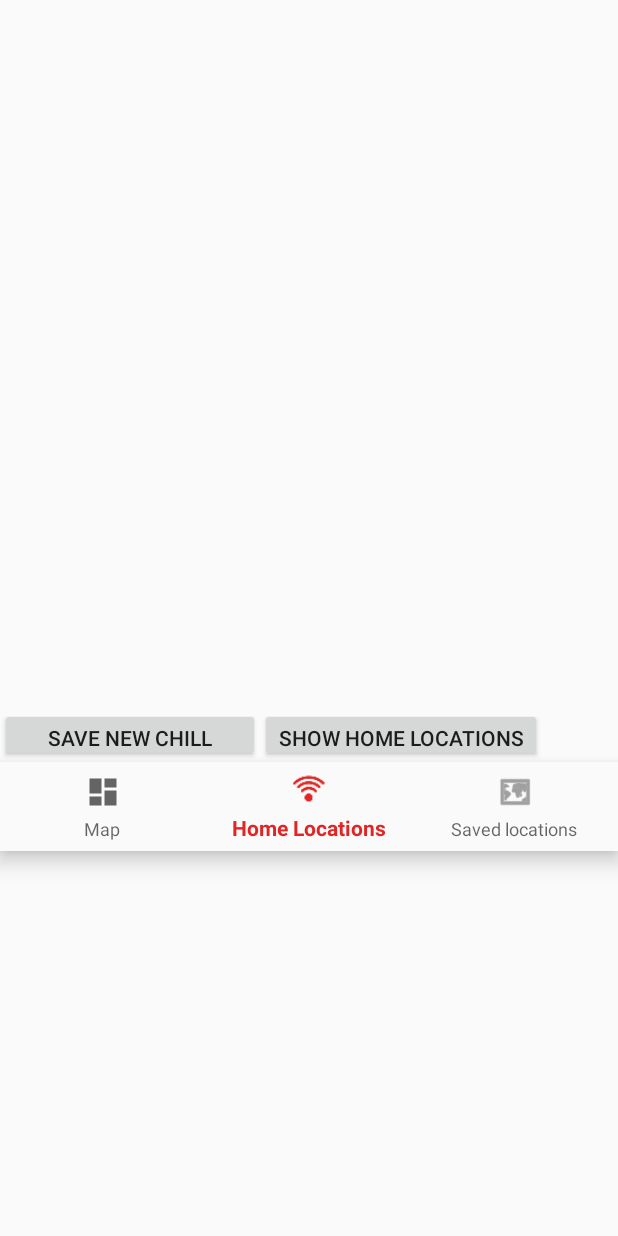
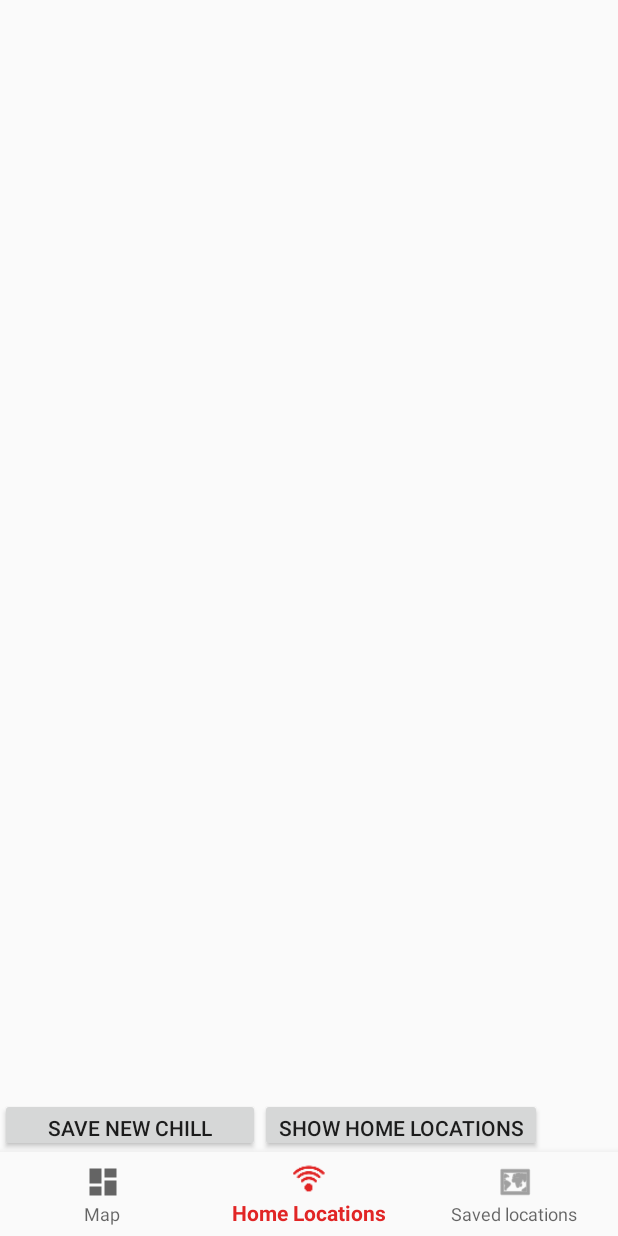
Before and after one commit to Zerberuss/MobileChill, an Android app: the LocationActivity screen opened directly, with no data from a screen before it, on a phone screen of 412 x 824 dp. Run offline under Robolectric (Android 15) with nearby library versions, the phone set to English and light mode, and no system bars; our stand-ins replace Room's generated code.

Commit message:
fixed layout

```diff
--- a/app/src/main/res/layout/activity_locations.xml
+++ b/app/src/main/res/layout/activity_locations.xml
@@ -1,30 +1,33 @@
 <?xml version="1.0" encoding="utf-8"?>
 
 
-<FrameLayout xmlns:android="http://schemas.android.com/apk/res/android"
+<LinearLayout xmlns:android="http://schemas.android.com/apk/res/android"
+    android:id="@+id/container"
     xmlns:app="http://schemas.android.com/apk/res-auto"
     xmlns:tools="http://schemas.android.com/tools"
-    android:id="@+id/framelayout"
     android:layout_width="match_parent"
-    android:layout_height="match_parent">
+    android:layout_height="match_parent"
+    android:orientation="vertical"
+    tools:context="net.sytes.schneider.mobilechill.LocationActivity">
 
-    <LinearLayout
-        android:id="@+id/container"
+    <FrameLayout
+        android:id="@+id/content"
         android:layout_width="match_parent"
-        android:layout_height="match_parent"
-
-        android:orientation="vertical"
-        tools:context="net.sytes.schneider.mobilechill.LocationActivity">
+        android:layout_height="0dp"
+        android:layout_weight="1">
 
         <ListView
             android:id="@android:id/list"
             android:layout_width="match_parent"
-            android:layout_height="472dp" />
+            android:layout_height="match_parent"
+            android:layout_gravity="top" />
 
         <LinearLayout
             android:layout_width="wrap_content"
             android:layout_height="wrap_content"
-            android:orientation="horizontal">
+            android:orientation="horizontal"
+            android:layout_gravity="bottom">
+
 
             <Button
                 android:id="@+id/button_id1"
@@ -43,16 +46,14 @@
                 android:visibility="visible" />
         </LinearLayout>
 
-        <android.support.design.widget.BottomNavigationView
-            android:id="@+id/navigation"
-            android:layout_width="match_parent"
-            android:layout_height="59dp"
-            android:layout_gravity="bottom"
-            android:background="?android:attr/windowBackground"
-            app:menu="@menu/navigation">
 
-        </android.support.design.widget.BottomNavigationView>
+    </FrameLayout>
 
-
-    </LinearLayout>
-</FrameLayout>
+    <android.support.design.widget.BottomNavigationView
+    android:id="@+id/navigation"
+    android:layout_width="match_parent"
+    android:layout_height="wrap_content"
+    android:layout_gravity="bottom"
+    android:background="?android:attr/windowBackground"
+    app:menu="@menu/navigation" />
+</LinearLayout>
```
